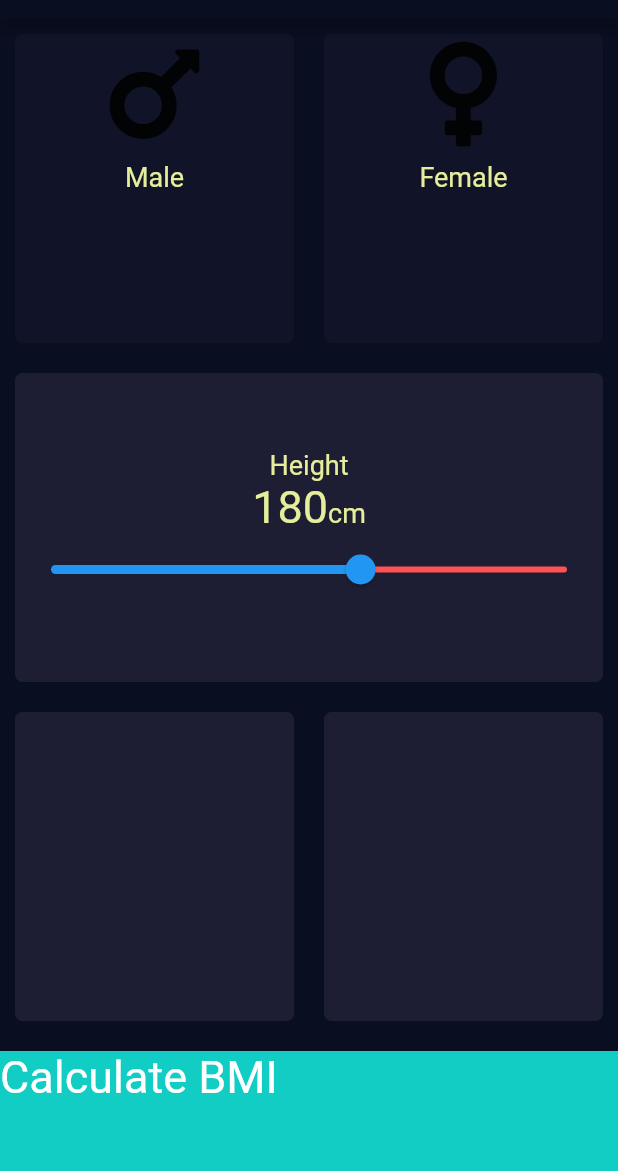
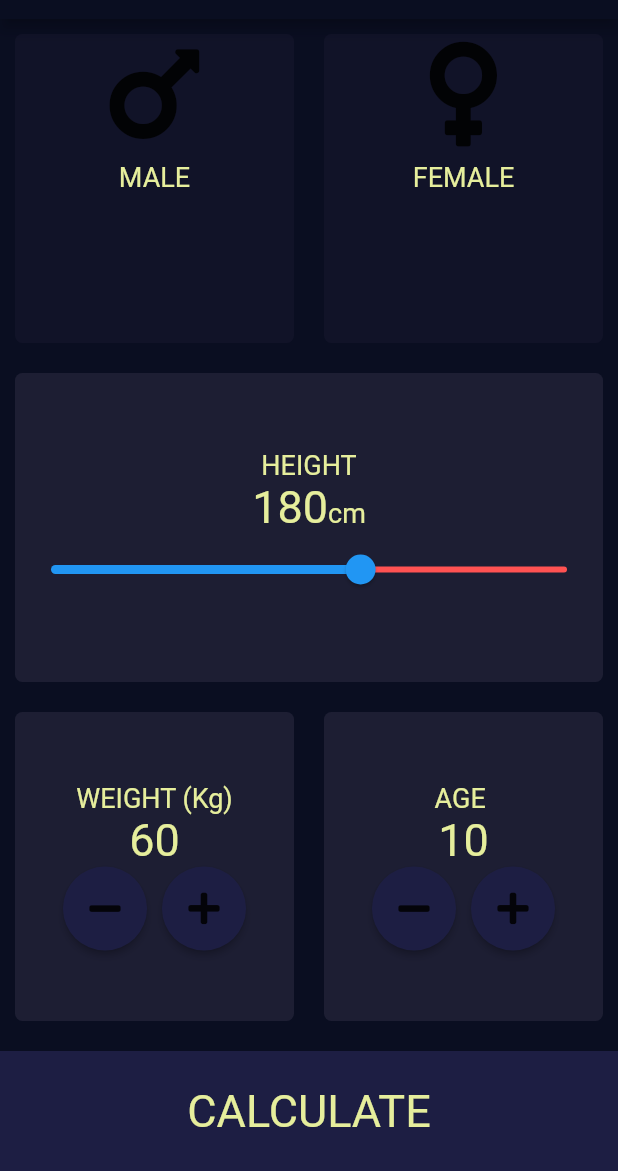
Before and after one commit to NamanBhoj/BMI_Calculato_App, a Flutter app: the screen it shows after launch, on a phone screen of 412 x 824 dp, the part 65-1236 px from its top. Run offline on Flutter 3.47's test engine with Material 2 defaults, Android fonts, the phone set to English and light mode, and no system bars; our stand-ins replace font_awesome_flutter.

Commit message:
Completed Project

```diff
--- /dev/null
+++ b/bmi_calculator/lib/BmiBrain.dart
@@ -0,0 +1,36 @@
+import 'dart:math';
+
+class Bmibrain {
+  final int height;
+  final int weight;
+
+  double _bmi;
+
+  Bmibrain({this.height, this.weight});
+
+  String Calculatebmi() {
+    double _bmi = weight / pow(height / 100, 2);
+    return _bmi
+        .toStringAsFixed(2); // specify the number of decimal places you want
+  }
+
+  String getResult() {
+    if (_bmi >= 25.0) {
+      return 'Overweight';
+    } else if (_bmi >= 18.5) {
+      return 'Normal';
+    } else {
+      return 'Underweight';
+    }
+  }
+
+  String getSuggestion() {
+    if (_bmi >= 25.0) {
+      return 'You need to exercises and lose a few pounds';
+    } else if (_bmi >= 18.5) {
+      return 'You seem perfectly healthy ';
+    } else {
+      return 'Damn, dude you need to snack up a lil more';
+    }
+  }
+}
--- /dev/null
+++ b/bmi_calculator/lib/CustomButton.dart
@@ -0,0 +1,22 @@
+import 'package:flutter/material.dart';
+
+//Custom button that we defined for our weight and age card section
+
+class CustomButton extends StatelessWidget {
+  final IconData I;
+  final Function OnPressed;
+  CustomButton({@required this.I, @required this.OnPressed});
+  @override
+  Widget build(BuildContext context) {
+    return RawMaterialButton(
+        onPressed: OnPressed,
+        child: Icon(I),
+        shape: CircleBorder(),
+        fillColor: Color(0xFF1D1E43),
+        disabledElevation: 6.0,
+        constraints: BoxConstraints.tightFor(
+          width: 56.0,
+          height: 56.0,
+        ));
+  }
+}
--- a/bmi_calculator/lib/input_page.dart
+++ b/bmi_calculator/lib/input_page.dart
@@ -1,14 +1,19 @@
+import 'package:bmicalculator/BmiBrain.dart';
+import 'package:bmicalculator/ResultPage.dart';
 import 'package:flutter/material.dart';
 import 'package:flutter/rendering.dart';
 import 'package:font_awesome_flutter/font_awesome_flutter.dart';
 import 'IconCustomWidget.dart';
 import 'reusablecard.dart';
+import 'CustomButton.dart';
 
 const bottomcontainerheight = 80.0;
 const usedcardcolor = Color(0xFF1D1E33);
 const inactivecardcolor = Color(0xFF111328);
-const bottomcolor = Color(0xFF11CDC4);
+const bottomcolor = Color(0xFF1D1E43);
 int height = 180;
+int weight = 60;
+int age = 10;
 
 enum GenderType { Male, Female }
 
@@ -67,7 +72,7 @@ class _InputPageState extends State<InputPage> {
                         ? usedcardcolor
                         : inactivecardcolor,
                     cardchild:
-                        IconCustomWidget(t: 'Male', i: FontAwesomeIcons.mars),
+                        IconCustomWidget(t: 'MALE', i: FontAwesomeIcons.mars),
                   )),
                   Expanded(
                       child: ReusableCard(
@@ -83,7 +88,7 @@ class _InputPageState extends State<InputPage> {
                         ? usedcardcolor
                         : inactivecardcolor,
                     cardchild: IconCustomWidget(
-                        t: 'Female', i: FontAwesomeIcons.venus),
+                        t: 'FEMALE', i: FontAwesomeIcons.venus),
                   )),
                 ],
               ),
@@ -95,7 +100,7 @@ class _InputPageState extends State<InputPage> {
                 mainAxisAlignment: MainAxisAlignment.center,
                 children: <Widget>[
                   Text(
-                    'Height',
+                    'HEIGHT',
                     style: TextStyle(fontSize: 18.0, color: Colors.lime[200]),
                   ),
                   Row(
@@ -136,18 +141,106 @@ class _InputPageState extends State<InputPage> {
                   Expanded(
                       child: ReusableCard(
                     colour: usedcardcolor,
+                    cardchild: Column(
+                      mainAxisAlignment: MainAxisAlignment.center,
+                      children: <Widget>[
+                        Text(
+                          'WEIGHT (Kg)',
+                          style: TextStyle(
+                              fontSize: 18.0, color: Colors.lime[200]),
+                        ),
+                        Text(
+                          weight.toString(),
+                          style: TextStyle(
+                              fontSize: 30.0, color: Colors.lime[200]),
+                        ),
+                        Row(
+                          mainAxisAlignment: MainAxisAlignment.center,
+                          children: <Widget>[
+                            CustomButton(
+                                I: FontAwesomeIcons.minus,
+                                OnPressed: () {
+                                  setState(() {
+                                    weight--;
+                                  });
+                                }),
+                            SizedBox(
+                              width: 10.0,
+                            ),
+                            CustomButton(
+                                I: FontAwesomeIcons.plus,
+                                OnPressed: () {
+                                  setState(() {
+                                    weight++;
+                                  });
+                                })
+                          ], // USE CTRL +ALT+B FOR SEEING IMPLEMENTATION OF FLOATIN ACTION BUTTON
+                        )
+                      ],
+                    ),
                   )),
                   Expanded(
                       child: ReusableCard(
                     colour: usedcardcolor,
+                    cardchild: Column(
+                      mainAxisAlignment: MainAxisAlignment.center,
+                      children: <Widget>[
+                        Text(
+                          'AGE ',
+                          style: TextStyle(
+                              fontSize: 18.0, color: Colors.lime[200]),
+                        ),
+                        Text(
+                          age.toString(),
+                          style: TextStyle(
+                              fontSize: 30.0, color: Colors.lime[200]),
+                        ),
+                        Row(
+                          mainAxisAlignment: MainAxisAlignment.center,
+                          children: <Widget>[
+                            CustomButton(
+                                I: FontAwesomeIcons.minus,
+                                OnPressed: () {
+                                  setState(() {
+                                    age--;
+                                  });
+                                }),
+                            SizedBox(
+                              width: 10.0,
+                            ),
+                            CustomButton(
+                                I: FontAwesomeIcons.plus,
+                                OnPressed: () {
+                                  setState(() {
+                                    age++;
+                                  });
+                                })
+                          ], // USE CTRL +ALT+B FOR SEEING IMPLEMENTATION OF FLOATIN ACTION BUTTON
+                        )
+                      ],
+                    ),
                   )),
                 ],
               ),
             ),
-            Container(
+            GestureDetector(
+              onTap: () {
+                Bmibrain cal = Bmibrain(height: height, weight: weight);
+                Navigator.push(
+                    context,
+                    MaterialPageRoute(
+                      builder: (context) => ResultPage(
+                          Bmiresult: cal.Calculatebmi(),
+                          Resulttext: cal.getResult(),
+                          Suggestion: cal.getSuggestion()),
+                    ));
+              },
+              child: Container(
+                child: Center(
                   child: Text(
-                'Calculate BMI',
-                style: TextStyle(fontSize: 30),
+                    'CALCULATE',
+                    style: TextStyle(fontSize: 30.0, color: Colors.lime[200]),
+                  ),
                 ),
                 color: bottomcolor,
                 margin: EdgeInsets.only(top: 10),
@@ -155,6 +248,7 @@ class _InputPageState extends State<InputPage> {
                 height:
                     bottomcontainerheight, // we have declared it as a constant as in compile time we will
                 //be easily able to change it .
+              ),
             )
           ],
         ));
--- a/bmi_calculator/lib/main.dart
+++ b/bmi_calculator/lib/main.dart
@@ -1,5 +1,7 @@
 import 'package:flutter/material.dart';
+import 'ResultPage.dart';
 import 'input_page.dart';
+import 'BmiBrain.dart';
 
 void main() => runApp(BMICalculator());
 
@@ -7,6 +9,11 @@ class BMICalculator extends StatelessWidget {
   @override
   Widget build(BuildContext context) {
     return MaterialApp(
+      home: InputPage(),
+      routes: {
+        '/result': (context) => ResultPage(),
+        '/input': (context) => InputPage()
+      },
       theme: ThemeData(
           scaffoldBackgroundColor: Color(0xFF0A0E21),
           primaryColor: Color(0xFF0A0E21),
@@ -14,7 +21,6 @@ class BMICalculator extends StatelessWidget {
               .red, //we will use textTheme to change the color as color can
           //be changed at various places in our Theme and a lot of customisation can be done
           textTheme: TextTheme(body1: TextStyle(color: Colors.white))),
-      home: InputPage(),
     );
   }
 }
```
Also changed, not shown: bmi_calculator/lib/ResultPage.dart (added, +94 -0 lines). Lines whose indentation alone changed are shown as unchanged.
